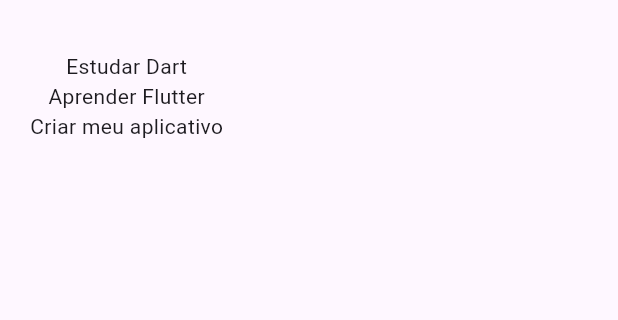
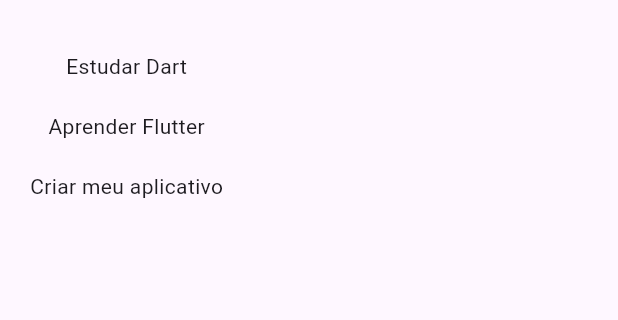
Before and after one commit to CaioDalNegro/task-flow-flutter-app, a Flutter app: the screen it shows after launch, on a phone screen of 412 x 824 dp, the part 63-383 px from its top. Run offline on Flutter 3.47's test engine with Material 3 defaults, Android fonts, the phone set to English and light mode, and no system bars.

Commit message:
UPDATE: Adicionando espaçamento entre textos

```diff
--- a/lib/main.dart
+++ b/lib/main.dart
@@ -35,13 +35,22 @@ class HomePage extends StatelessWidget {
 
       body: Padding(
         padding: const EdgeInsets.all(20),
-        //margin: EdgeInsets.all(16),
         child: const Column(
-          children: [
-            Text('Estudar Dart'),
-            Text('Aprender Flutter'),
-            Text('Criar meu aplicativo'),
-          ],
+            children: [
+              Text('Estudar Dart'),
+
+              SizedBox(
+                height: 20,
+              ),
+
+              Text('Aprender Flutter'),
+
+              SizedBox(
+                height: 20,
+              ),
+
+              Text('Criar meu aplicativo'),
+            ],
         ),
       ),
     );
```
